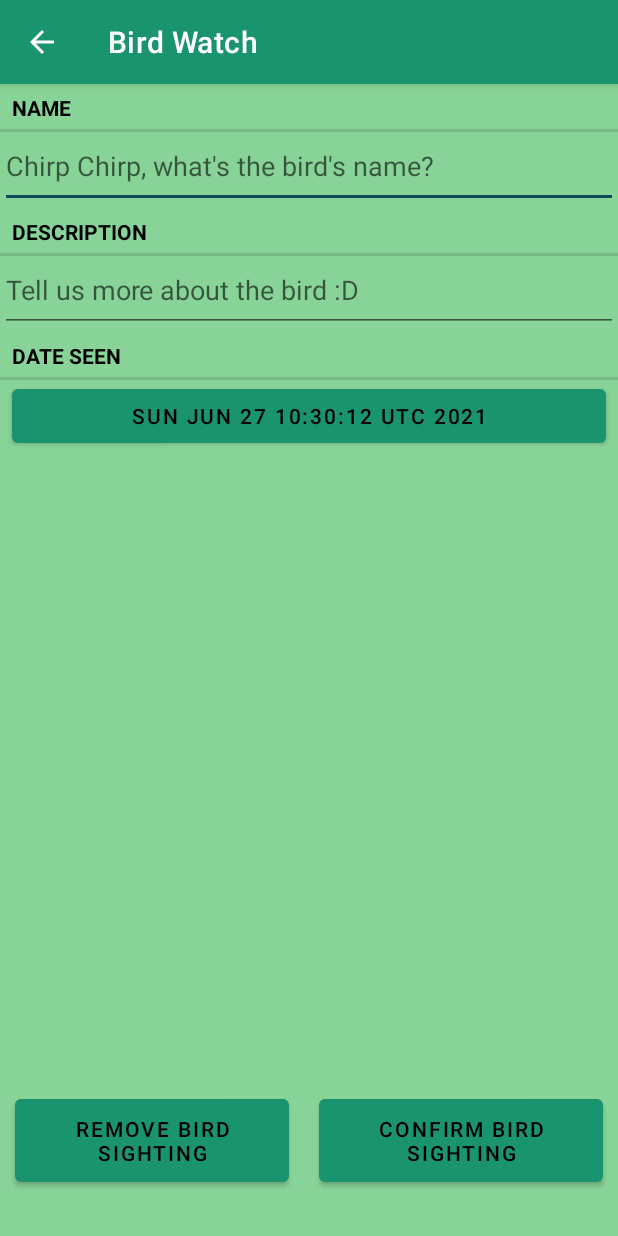
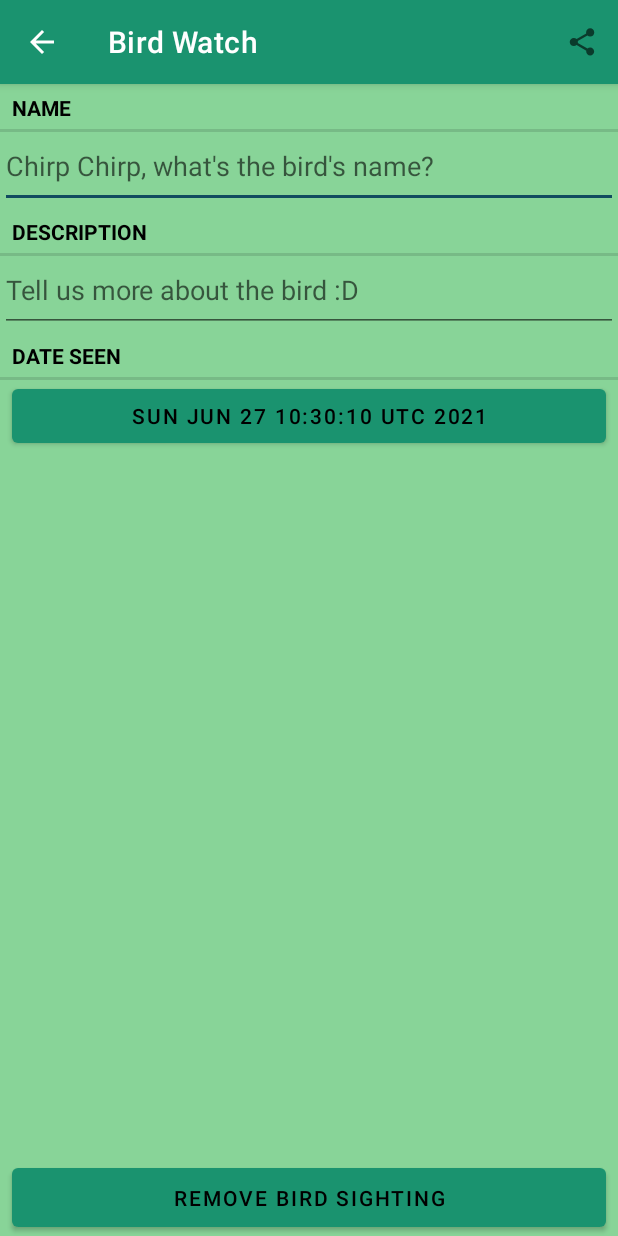
Before and after one commit to WenJun-TheLaw/Bird-Watch--Assignment, an Android app: the screen it shows after launch (BirdPagerActivity), after a tap on "New Bird Sighting", on a phone screen of 412 x 824 dp. Run offline under Robolectric (Android 15) with nearby library versions, the phone set to English and light mode, and no system bars.

Commit message:
Fixed fragment backstack
1. Added saving fragment to onSavedInstanceState, now rotating, opening and closing BirdFragment will not override the theme or subtitleVisibility! :confetti_ball: :100:

```diff
--- a/app/src/main/java/android/jun/birdwatch/Bird.java
+++ b/app/src/main/java/android/jun/birdwatch/Bird.java
@@ -38,7 +38,11 @@ public class Bird {
     }
 
     public Bird(){
-        mID = UUID.randomUUID();
+        this(UUID.randomUUID());
+    }
+
+    public Bird(UUID id){
+        mID = id;
         mDate = new Date();
     }
 }
--- a/app/src/main/java/android/jun/birdwatch/BirdFragment.java
+++ b/app/src/main/java/android/jun/birdwatch/BirdFragment.java
@@ -7,17 +7,20 @@ import android.content.Intent;
 import android.os.Bundle;
 import android.text.Editable;
 import android.text.TextWatcher;
+import android.text.format.DateFormat;
 import android.view.LayoutInflater;
+import android.view.Menu;
+import android.view.MenuInflater;
+import android.view.MenuItem;
 import android.view.View;
 import android.view.ViewGroup;
 import android.widget.Button;
 import android.widget.EditText;
-
 import java.util.Date;
-import java.util.Objects;
 import java.util.UUID;
 
-import androidx.appcompat.widget.Toolbar;
+import androidx.appcompat.app.AppCompatActivity;
+import androidx.appcompat.app.AppCompatDelegate;
 import androidx.fragment.app.Fragment;
 import androidx.fragment.app.FragmentManager;
 
@@ -37,6 +40,14 @@ public class BirdFragment extends Fragment {
         super.onCreate(savedInstanceState);
         UUID birdId = (UUID) getArguments().getSerializable(ARG_BIRD_ID);
         mBird = BirdList.get(getActivity()).getBird(birdId);
+
+        setHasOptionsMenu(true);
+    }
+
+    @Override
+    public void onPause() {
+        super.onPause();
+        BirdList.get(requireActivity()).updateBird(mBird);
     }
 
     @Override
@@ -50,19 +61,6 @@ public class BirdFragment extends Fragment {
             updateDate();
         }
     }
-
-    private void updateDate() {
-        mDateButton.setText(mBird.getDate().toString());
-    }
-
-    public static BirdFragment newInstance(UUID birdId) {
-        Bundle args = new Bundle();
-        args.putSerializable(ARG_BIRD_ID, birdId);
-        BirdFragment fragment = new BirdFragment();
-        fragment.setArguments(args);
-        return fragment;
-    }
-
 
     @Override
     public View onCreateView(LayoutInflater inflater, ViewGroup container, Bundle savedInstanceState) {
@@ -144,15 +142,49 @@ public class BirdFragment extends Fragment {
                         .show();
             }
         });
-
-        mConfirmButton = (Button) v.findViewById(R.id.bird_add);
-        mConfirmButton.setOnClickListener(new View.OnClickListener() {
-            @Override
-            public void onClick(View view) {
-                //Basically press back to bring user back to main menu (BirdListActivityMain)
-                requireActivity().onBackPressed();
-            }
-        });
         return v;
     }
+
+    // We need to setup the menu bar in the app bar
+    public void onCreateOptionsMenu(Menu menu, MenuInflater inflater) {
+        super.onCreateOptionsMenu(menu, inflater);
+        inflater.inflate(R.menu.bird_fragment_menu, menu); // get menu from the xml file, bird_fragment_menu.xml
+    }
+    @Override
+    public boolean onOptionsItemSelected(MenuItem item) {
+        switch(item.getItemId()){
+            case R.id.action_share_bird_sighting:
+                //Sharing the bird sighting
+                Intent i = new Intent(Intent.ACTION_SEND);
+                i.setType("text/plain");
+                i.putExtra(Intent.EXTRA_TEXT, getBirdSighting());
+                i.putExtra(Intent.EXTRA_SUBJECT, getString(R.string.bird_sighting_subject));
+                i = Intent.createChooser(i, getString(R.string.share_bird_text));
+                startActivity(i);
+                return true;
+
+            default:
+                return super.onOptionsItemSelected(item);
+        }
+    }
+
+    private void updateDate() {
+        mDateButton.setText(mBird.getDate().toString());
+    }
+
+    public static BirdFragment newInstance(UUID birdId) {
+        Bundle args = new Bundle();
+        args.putSerializable(ARG_BIRD_ID, birdId);
+        BirdFragment fragment = new BirdFragment();
+        fragment.setArguments(args);
+        return fragment;
+    }
+
+    private String getBirdSighting(){
+        String dateFormat = "EEE, MMM dd";
+        String dateString = DateFormat.format(dateFormat, mBird.getDate()).toString();
+
+        String sighting = getString(R.string.bird_sighting, mBird.getName(), dateString, mBird.getDescription());
+        return sighting;
+    }
 }
--- a/app/src/main/java/android/jun/birdwatch/BirdList.java
+++ b/app/src/main/java/android/jun/birdwatch/BirdList.java
@@ -1,6 +1,13 @@
 package android.jun.birdwatch;
 
+import android.content.ContentValues;
 import android.content.Context;
+import android.database.Cursor;
+import android.database.sqlite.SQLiteDatabase;
+import android.jun.birdwatch.database.BirdBaseHelper;
+import android.jun.birdwatch.database.BirdCursorWrapper;
+import android.jun.birdwatch.database.BirdDbSchema;
+import android.jun.birdwatch.database.BirdDbSchema.BirdTable;
 
 import java.util.ArrayList;
 import java.util.List;
@@ -9,6 +16,8 @@ import java.util.UUID;
 public class BirdList {
     private static BirdList sBirdList;
     private List<Bird> mBirds;
+    private Context mContext;
+    private SQLiteDatabase mDatabase;
 
     public static BirdList get(Context context) {
         if (sBirdList == null) {
@@ -19,40 +28,92 @@ public class BirdList {
 
     //Constructor
     public BirdList(Context context){
+        mContext = context.getApplicationContext();
+        mDatabase = new BirdBaseHelper(context).getWritableDatabase();
         mBirds = new ArrayList<>();
-        //Generating a few sample birds
-        for(int i = 0; i < 10 ; i++){
-            Bird bird = new Bird();
-            bird.setName("Sample Bird #" + (i+1));
-            bird.setDescription("Just a normal bird.");
-            mBirds.add(bird);
-        }
     }
 
     //Return birds
     public List<Bird> getBirds(){
-        return mBirds;
+        List<Bird> birds = new ArrayList<>();
+
+        BirdCursorWrapper cursor = queryBirds(null, null);
+
+        try{
+            cursor.moveToFirst();
+            while(!cursor.isAfterLast()){
+                birds.add(cursor.getBird());
+                cursor.moveToNext();
+            }
+        } finally {
+            cursor.close();
+        }
+
+        return birds;
     }
 
     //Find a bird
     public Bird getBird (UUID id){
-        for (Bird bird: mBirds){
-            if(bird.getID().equals(id)){
-                return bird;
+        String uuidString = id.toString();
+        BirdCursorWrapper cursor = queryBirds(BirdTable.Cols.UUID + " = ?", new String[]{ uuidString});
+
+        try{
+            if(cursor.getCount() == 0){
+                return null;
             }
+
+            cursor.moveToFirst();
+            return cursor.getBird();
+        } finally {
+            cursor.close();
         }
-        return null;
+    }
+
+    //Updating the bird's info in teh db
+    public void updateBird(Bird bird){
+        String uuidString = bird.getID().toString();
+        ContentValues values = getContentValues(bird);
+
+        mDatabase.update(BirdTable.NAME, values, BirdTable.Cols.UUID + " = ?", new String[] { uuidString});
     }
 
     //Add a bird
     public UUID addBird(){
         Bird bird = new Bird();
-        mBirds.add(bird);
+        ContentValues values = getContentValues(bird);
+        mDatabase.insert(BirdTable.NAME, null, values);
         return bird.getID();
     }
 
     //Remove a bird... aw :(
     public void removeBird(UUID id){
-        mBirds.remove(getBird(id));
+        String uuidString = id.toString();
+        mDatabase.delete(BirdTable.NAME, BirdTable.Cols.UUID + " = ?", new String[] { uuidString});
+    }
+
+    //Converting bird data into ContentValues to we written to DB
+    private static ContentValues getContentValues(Bird bird){
+        ContentValues values = new ContentValues();
+        values.put(BirdTable.Cols.UUID, bird.getID().toString());
+        values.put(BirdTable.Cols.NAME, bird.getName());
+        values.put(BirdTable.Cols.DATE, bird.getDate().getTime());
+        values.put(BirdTable.Cols.DESCRIPTION, bird.getDescription());
+
+        return values;
+    }
+
+    //Querying a bird from the DB
+    private BirdCursorWrapper queryBirds(String whereClause, String[] whereArgs){
+        Cursor cursor = mDatabase.query(
+                BirdTable.NAME,
+                null,
+                whereClause,
+                whereArgs,
+                null,
+                null,
+                null
+        );
+
+        return new BirdCursorWrapper(cursor);
     }
 }
--- a/app/src/main/java/android/jun/birdwatch/BirdListActivityMain.java
+++ b/app/src/main/java/android/jun/birdwatch/BirdListActivityMain.java
@@ -15,9 +15,39 @@ import android.view.MenuItem;
 
 import java.util.List;
 
-public class BirdListActivityMain extends SingleFragmentActivity {
+public class BirdListActivityMain extends AppCompatActivity {
+    public static final String FRAGMENT_NAME = "bird_list_fragment";
+    Fragment mFragment;
 
     protected Fragment createFragment() {
         return new BirdListFragment();
     }
+
+    public void onCreate(Bundle savedInstanceState) {
+        super.onCreate(savedInstanceState);
+        setContentView(R.layout.main_activity_bird_list);
+
+        FragmentManager fm = getSupportFragmentManager();
+        mFragment = fm.findFragmentById(R.id.fragment_container);
+
+        if (savedInstanceState != null) {
+            //Restore the fragment's instance
+            mFragment = getSupportFragmentManager().getFragment(savedInstanceState, "FRAGMENT_NAME");
+        }
+
+        if(mFragment == null){
+            mFragment = createFragment();
+            fm.beginTransaction()
+                    .add(R.id.fragment_container, mFragment)
+                    .commit();
+        }
+    }
+
+    @Override
+    protected void onSaveInstanceState(Bundle outState) {
+        //Save the fragment's instance
+        getSupportFragmentManager().putFragment(outState, "FRAGMENT_NAME", mFragment);
+
+        super.onSaveInstanceState(outState);
+    }
 }
--- a/app/src/main/java/android/jun/birdwatch/BirdListFragment.java
+++ b/app/src/main/java/android/jun/birdwatch/BirdListFragment.java
@@ -11,9 +11,11 @@ import android.view.ViewGroup;
 import android.widget.TextView;
 import java.util.List;
 
+import androidx.annotation.NonNull;
 import androidx.appcompat.app.AppCompatActivity;
 import androidx.appcompat.app.AppCompatDelegate;
 import androidx.fragment.app.Fragment;
+import androidx.fragment.app.FragmentManager;
 import androidx.recyclerview.widget.LinearLayoutManager;
 import androidx.recyclerview.widget.RecyclerView;
 
@@ -21,7 +23,7 @@ public class BirdListFragment extends Fragment {
     //Finals
     public static final String CURRENT_NIGHT_MODE = "mCurrentNightMode";
     public static final String SUBTITLE_VISIBILITY = "mSubtitleVisibility";
-    private static final String EXTRA_BIRD_ID  = "bird_id";
+    private static final String FRAGMENT_TAG  = "bird_list_fragment";
 
     //Variables
     private boolean mCurrentNightMode;
@@ -37,6 +39,8 @@ public class BirdListFragment extends Fragment {
         setHasOptionsMenu(true);
         mBirds = BirdList.get(requireActivity()).getBirds();
     }
+
+
     @Override
     public View onCreateView(LayoutInflater inflater, ViewGroup container, Bundle savedInstanceState) {
         View view = inflater.inflate(R.layout.fragment_list_bird, container, false);
@@ -73,13 +77,13 @@ public class BirdListFragment extends Fragment {
     }
 
     @Override
-    public void onSaveInstanceState(Bundle savedInstanceState){
+    public void onSaveInstanceState(Bundle outState) {
+        // Always call the superclass so it can save the view hierarchy state
+        super.onSaveInstanceState(outState);
+
         //Saving current states
-        savedInstanceState.putBoolean(CURRENT_NIGHT_MODE, mCurrentNightMode);
-        savedInstanceState.putBoolean(SUBTITLE_VISIBILITY, mSubtitleVisibility);
-
-        // Always call the superclass so it can save the view hierarchy state
-        super.onSaveInstanceState(savedInstanceState);
+        outState.putBoolean(CURRENT_NIGHT_MODE, mCurrentNightMode);
+        outState.putBoolean(SUBTITLE_VISIBILITY, mSubtitleVisibility);
     }
 
     // We need to setup the menu bar in the app bar
@@ -106,6 +110,11 @@ public class BirdListFragment extends Fragment {
                 return true;
 
             case R.id.action_new_bird:
+                FragmentManager fm = getActivity().getSupportFragmentManager();
+                fm.popBackStack(FRAGMENT_TAG, FragmentManager.POP_BACK_STACK_INCLUSIVE);
+                fm.beginTransaction()
+                        .addToBackStack(FRAGMENT_TAG)
+                        .commit();
                 //Starting activity with new Bird
                 Intent intent = BirdPagerActivity.newIntent(requireActivity(), BirdList.get(requireActivity()).addBird());
                 startActivity(intent);
@@ -161,8 +170,11 @@ public class BirdListFragment extends Fragment {
             mBirdRecyclerView.setAdapter(mBirdAdapter);
         }
         else{
+            mBirdAdapter.setBirds(birds);
             mBirdAdapter.notifyDataSetChanged();
         }
+
+        updateSubtitle();
     }
 
     private class BirdHolder extends RecyclerView.ViewHolder implements View.OnClickListener{
@@ -216,5 +228,9 @@ public class BirdListFragment extends Fragment {
         public int getItemCount() {
             return mBirds.size();
         }
+
+        public void setBirds(List<Bird> birds){
+            mBirds = birds;
+        }
     }
 }
--- a/app/src/main/java/android/jun/birdwatch/SingleFragmentActivity.java
+++ /dev/null
@@ -1,27 +0,0 @@
-package android.jun.birdwatch;
-
-import android.os.Bundle;
-
-import androidx.appcompat.app.AppCompatActivity;
-import androidx.fragment.app.Fragment;
-import androidx.fragment.app.FragmentManager;
-
-public abstract class SingleFragmentActivity extends AppCompatActivity {
-    protected abstract Fragment createFragment();
-
-    @Override
-    public void onCreate(Bundle savedInstanceState) {
-        super.onCreate(savedInstanceState);
-        setContentView(R.layout.main_activity_bird_list);
-
-        FragmentManager fm = getSupportFragmentManager();
-        Fragment fragment = fm.findFragmentById(R.id.fragment_container);
-
-        if(fragment == null){
-            fragment = createFragment();
-            fm.beginTransaction()
-                    .add(R.id.fragment_container,fragment)
-                    .commit();
-        }
-    }
-}
--- /dev/null
+++ b/app/src/main/java/android/jun/birdwatch/database/BirdBaseHelper.java
@@ -0,0 +1,32 @@
+package android.jun.birdwatch.database;
+
+import android.content.Context;
+import android.database.sqlite.SQLiteDatabase;
+import android.database.sqlite.SQLiteOpenHelper;
+import android.jun.birdwatch.database.BirdDbSchema.BirdTable;
+
+public class BirdBaseHelper extends SQLiteOpenHelper {
+    public static final int VERSION = 1;
+    public static final String DATABASE_NAME = "birdBase.db";
+
+    public BirdBaseHelper(Context context){
+        super(context, DATABASE_NAME, null, VERSION);
+    }
+
+    @Override
+    public void onCreate(SQLiteDatabase db) {
+        db.execSQL("create table " + BirdTable.NAME + " (" +
+            " _id integer primary key autoincrement," +
+            BirdTable.Cols.UUID + ", " +
+            BirdTable.Cols.NAME + ", " +
+            BirdTable.Cols.DATE + ", " +
+            BirdTable.Cols.DESCRIPTION +
+            ")"
+        );
+    }
+
+    @Override
+    public void onUpgrade(SQLiteDatabase db, int i, int i1) {
+
+    }
+}
--- /dev/null
+++ b/app/src/main/java/android/jun/birdwatch/database/BirdCursorWrapper.java
@@ -0,0 +1,29 @@
+package android.jun.birdwatch.database;
+
+import android.database.Cursor;
+import android.database.CursorWrapper;
+import android.jun.birdwatch.Bird;
+import android.jun.birdwatch.database.BirdDbSchema.BirdTable;
+
+import java.util.Date;
+import java.util.UUID;
+
+public class BirdCursorWrapper extends CursorWrapper {
+    public BirdCursorWrapper(Cursor cursor){
+        super(cursor);
+    }
+
+    public Bird getBird(){
+        String uuidString = getString(getColumnIndex(BirdTable.Cols.UUID));
+        String name = getString(getColumnIndex(BirdTable.Cols.NAME));
+        long date = getLong(getColumnIndex(BirdTable.Cols.DATE));
+        String description = getString(getColumnIndex(BirdTable.Cols.DESCRIPTION));
+
+        Bird bird = new Bird(UUID.fromString(uuidString));
+        bird.setName(name);
+        bird.setDate(new Date(date));
+        bird.setDescription(description);
+
+        return bird;
+    }
+}
--- /dev/null
+++ b/app/src/main/java/android/jun/birdwatch/database/BirdDbSchema.java
@@ -0,0 +1,14 @@
+package android.jun.birdwatch.database;
+
+public class BirdDbSchema{
+    public static final class BirdTable {
+        public static final String NAME = "birds";
+            public static final class Cols{
+                public static final String UUID = "uuid";
+                public static final String NAME = "name";
+                public static final String DATE = "date";
+                public static final String DESCRIPTION = "description";
+
+            }
+    }
+}
--- /dev/null
+++ b/app/src/main/res/drawable-anydpi/ic_share.xml
@@ -0,0 +1,16 @@
+<vector xmlns:android="http://schemas.android.com/apk/res/android"
+    android:width="24dp"
+    android:height="24dp"
+    android:viewportWidth="24"
+    android:viewportHeight="24"
+    android:tint="#333333"
+    android:alpha="0.6">
+  <group android:scaleX="0.90909094"
+      android:scaleY="0.90909094"
+      android:translateX="1.0909091"
+      android:translateY="1.0909091">
+    <path
+        android:fillColor="@android:color/white"
+        android:pathData="M18,16.08c-0.76,0 -1.44,0.3 -1.96,0.77L8.91,12.7c0.05,-0.23 0.09,-0.46 0.09,-0.7s-0.04,-0.47 -0.09,-0.7l7.05,-4.11c0.54,0.5 1.25,0.81 2.04,0.81 1.66,0 3,-1.34 3,-3s-1.34,-3 -3,-3 -3,1.34 -3,3c0,0.24 0.04,0.47 0.09,0.7L8.04,9.81C7.5,9.31 6.79,9 6,9c-1.66,0 -3,1.34 -3,3s1.34,3 3,3c0.79,0 1.5,-0.31 2.04,-0.81l7.12,4.16c-0.05,0.21 -0.08,0.43 -0.08,0.65 0,1.61 1.31,2.92 2.92,2.92 1.61,0 2.92,-1.31 2.92,-2.92s-1.31,-2.92 -2.92,-2.92z"/>
+  </group>
+</vector>
--- a/app/src/main/res/layout/fragment_bird.xml
+++ b/app/src/main/res/layout/fragment_bird.xml
@@ -57,23 +57,13 @@
 
         <Button
             android:id="@+id/bird_remove"
-            android:layout_width="wrap_content"
+            android:layout_width="match_parent"
             android:layout_height="wrap_content"
-            android:layout_weight="1"
             android:padding="10dp"
             android:text="@string/bird_remove"
             android:textColor="@color/fontColor"
-            android:layout_margin="10dp"/>
-
-        <Button
-            android:id="@+id/bird_add"
-            android:layout_width="wrap_content"
-            android:layout_height="wrap_content"
-            android:layout_weight="1"
-            android:padding="10dp"
-            android:text="@string/bird_add"
-            android:textColor="@color/fontColor"
-            android:layout_margin="10dp"/>
+            android:layout_marginHorizontal="8dp"
+            />
 
     </LinearLayout>
 
--- /dev/null
+++ b/app/src/main/res/menu/bird_fragment_menu.xml
@@ -0,0 +1,11 @@
+<?xml version="1.0" encoding="utf-8"?>
+<menu xmlns:android="http://schemas.android.com/apk/res/android"
+    xmlns:app="http://schemas.android.com/apk/res-auto">
+    <item
+        android:id="@+id/action_share_bird_sighting"
+        android:title = "@string/share_bird_text"
+        app:showAsAction="ifRoom|withText"
+        android:icon="@drawable/ic_share"
+        app:iconTint="@color/fontColor"/>
+
+</menu>
--- a/app/src/main/res/values/strings.xml
+++ b/app/src/main/res/values/strings.xml
@@ -12,4 +12,7 @@
     <string name="bird_count_format">%1$d birds</string>
     <string name="bird_remove">Remove Bird Sighting</string>
     <string name="bird_add">Confirm Bird Sighting</string>
+    <string name="share_bird_text">Share Bird Sighting</string>
+    <string name="bird_sighting_subject">BirdWatch: Bird Sighting</string>
+    <string name="bird_sighting">%1$s sighted.\nThe bird was seen on %2$s.\nBird description: %3$s</string>
 </resources>
```
Also changed, not shown: app/src/main/res/drawable-hdpi/ic_share.png (added), app/src/main/res/drawable-mdpi/ic_share.png (added), app/src/main/res/drawable-xhdpi/ic_share.png (added), app/src/main/res/drawable-xxhdpi/ic_share.png (added).
